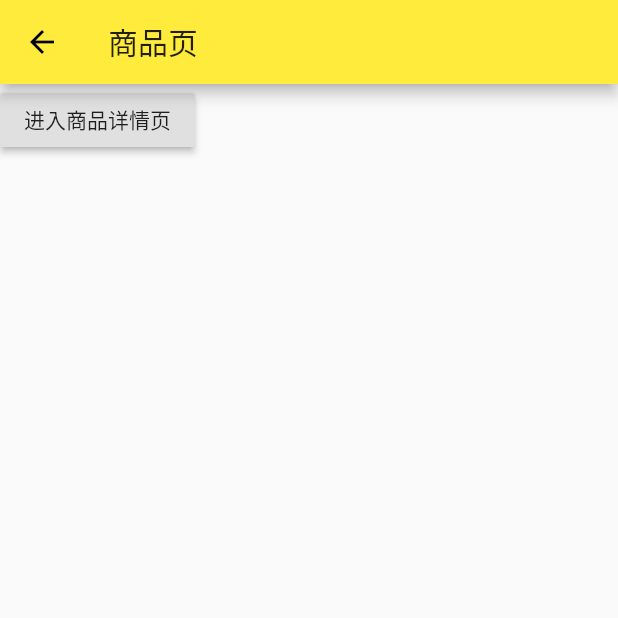
After one commit to ZmjDns/flutterDemo, a Flutter app: the ProductPage screen opened directly, after a tap on "进入商品详情页", on a phone screen of 412 x 824 dp, the top half of it. The commit adds this screen. Run offline on Flutter 3.47's test engine with Material 2 defaults, Android fonts, the phone set to English and light mode, and no system bars.

Commit message:
不传值页面联系

```diff
--- a/lib/pages/HomePage.dart
+++ b/lib/pages/HomePage.dart
@@ -25,6 +25,12 @@ class _HomePageState extends State<HomePage> {
               //通过命名路由跳转(传参的情况下，直接传入arguments)
               Navigator.pushNamed(context, '/search',arguments: {'id': 123});
             },
+          ),
+          RaisedButton(
+            child: Text('进入商品界面'),
+            onPressed: (){
+              Navigator.pushNamed(context, '/product');
+            },
           )
         ],
       ),
--- /dev/null
+++ b/lib/pages/ProductPage.dart
@@ -0,0 +1,29 @@
+import 'dart:io';
+
+import 'package:flutter/material.dart';
+
+class ProductPage extends StatefulWidget {
+  @override
+  _ProductPageState createState() => _ProductPageState();
+}
+
+class _ProductPageState extends State<ProductPage> {
+  @override
+  Widget build(BuildContext context) {
+    return Scaffold(
+      appBar: AppBar(
+        title: Text('商品页'),
+      ),
+      body: Column(
+        children: [
+          RaisedButton(
+            child: Text('进入商品详情页'),
+            onPressed: (){
+              Navigator.pushNamed(context, '/productDetail', arguments: {'pid' : 'hahahhahahaha'});
+            },
+          )
+        ],
+      ),
+    );
+  }
+}
```
